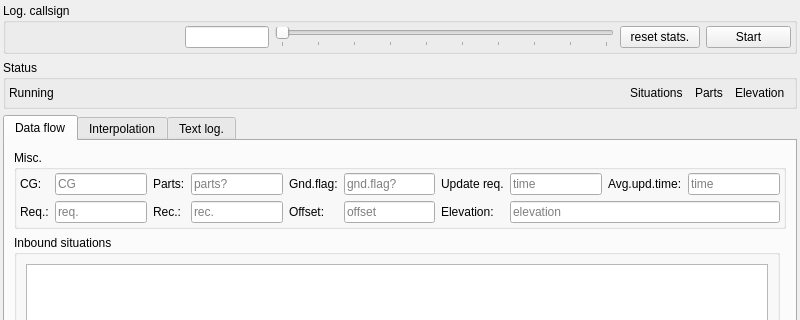
The window that src/blackgui/components/interpolationlogdisplay.ui (swift-project/pilotclient) describes before a commit, drawn with Qt 5; both pictures show x 0 to 800 and y 0 to 320 of the 800 by 600 pixel window.
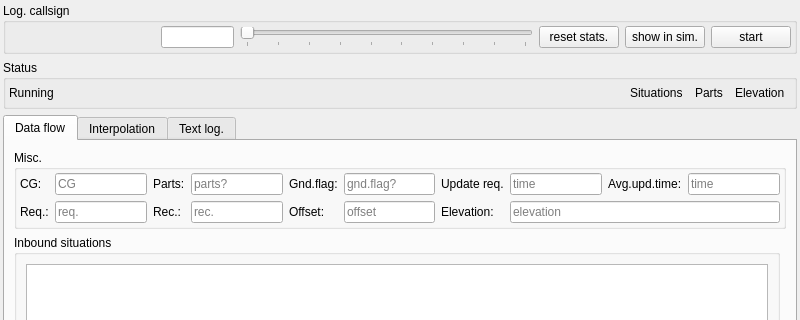
The same window after the commit. Custom widgets are drawn as their Qt base class.

Diff of the .ui file:
```diff
--- a/src/blackgui/components/interpolationlogdisplay.ui
+++ b/src/blackgui/components/interpolationlogdisplay.ui
@@ -31,7 +31,7 @@
      <property name="title">
       <string>Log. callsign</string>
      </property>
-     <layout class="QHBoxLayout" name="hl_LogCallsign" stretch="2,1,4,0,1">
+     <layout class="QHBoxLayout" name="hl_LogCallsign" stretch="2,1,4,0,0,1">
       <property name="leftMargin">
        <number>3</number>
       </property>
@@ -84,10 +84,17 @@
         </property>
        </widget>
       </item>
+      <item>
+       <widget class="QPushButton" name="pb_ShowInSimulator">
+        <property name="text">
+         <string>show in sim.</string>
+        </property>
+       </widget>
+      </item>
       <item>
        <widget class="QPushButton" name="pb_StartStop">
         <property name="text">
-         <string>Start</string>
+         <string>start</string>
         </property>
        </widget>
       </item>
```
